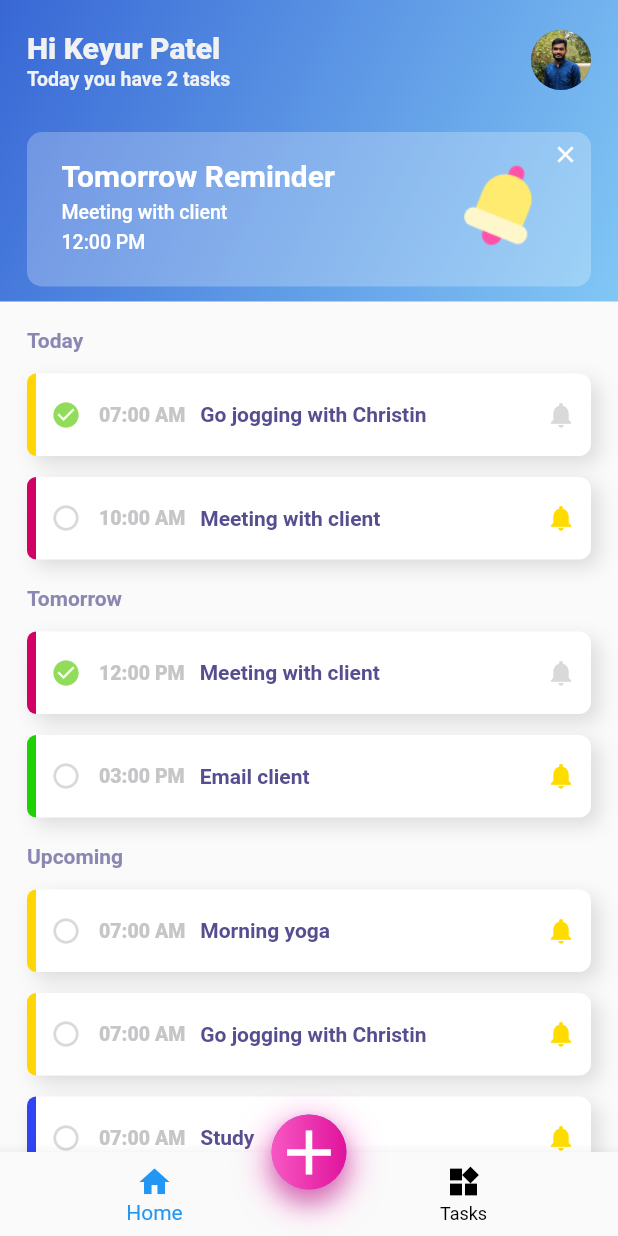
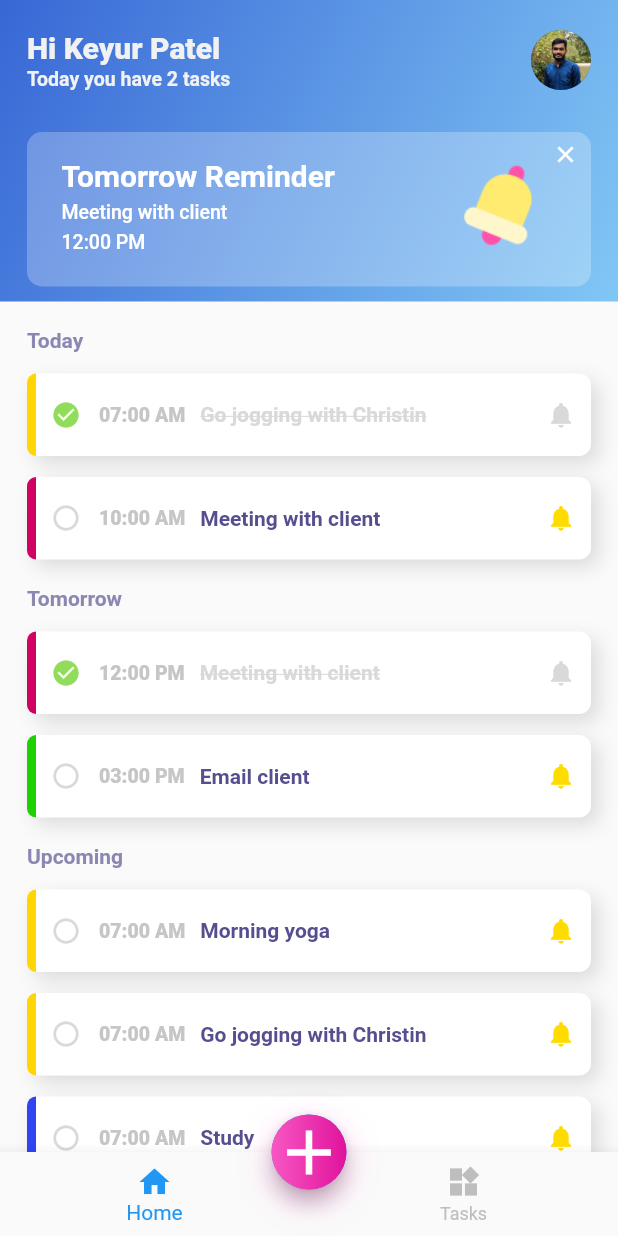
Before and after one commit to pkeyur18/TodoApplicationFlutter, a Flutter app: the HomeTasksPage screen opened by its route, on a phone screen of 412 x 824 dp. Run offline on Flutter 3.47's test engine with Material 2 defaults, Android fonts, the phone set to English and light mode, and no system bars; drawn by our look-alikes of flutter_slidable.

Commit message:
fixed height and width issues

```diff
--- a/lib/common/floating_button.dart
+++ b/lib/common/floating_button.dart
@@ -20,7 +20,7 @@ class CustomFloatingButton extends StatelessWidget {
             ),
             boxShadow: <BoxShadow>[
               BoxShadow(
-                color: Color(0xFFF456C3),
+                color: Color(0x50F456C3),
                 blurRadius: 20.0,
                 spreadRadius: 0.0,
                 offset: Offset(
--- a/lib/home/TodoTiles.dart
+++ b/lib/home/TodoTiles.dart
@@ -107,11 +107,18 @@ class _CustomTodoTileState extends State<CustomTodoTile> {
                         ),
                         child: Text(
                           widget.data.todoName,
-                          style: TextStyle(
-                            color: Color(0xFF554E8F),
-                            fontWeight: FontWeight.w700,
-                            fontSize: 14,
-                          ),
+                          style: widget.data.completed
+                              ? TextStyle(
+                                  color: Color(0xFFD9D9D9),
+                                  fontWeight: FontWeight.w700,
+                                  fontSize: 14,
+                                  decoration: TextDecoration.lineThrough,
+                                )
+                              : TextStyle(
+                                  color: Color(0xFF554E8F),
+                                  fontWeight: FontWeight.w700,
+                                  fontSize: 14,
+                                ),
                         ),
                       ),
                     ],
--- a/lib/home/home_page.dart
+++ b/lib/home/home_page.dart
@@ -386,7 +386,7 @@ class _HomeTasksPageState extends State<HomeTasksPage> {
   Widget _customBottomBar() {
     return BottomNavigationBar(
       selectedItemColor: Colors.blue,
-      unselectedItemColor: Colors.black,
+      unselectedItemColor: Color(0xFFBEBEBE),
       currentIndex: widget._selectedIndex,
       onTap: _onItemTaped,
       items: const <BottomNavigationBarItem>[
--- a/lib/home/task_tiles.dart
+++ b/lib/home/task_tiles.dart
@@ -15,8 +15,8 @@ class _TaskTilesState extends State<TaskTiles> {
   @override
   Widget build(BuildContext context) {
     return Container(
-      height: 180,
-      width: 175,
+      height: MediaQuery.of(context).size.height * 0.22,
+      width: MediaQuery.of(context).size.width * 0.44,
       decoration: BoxDecoration(
         borderRadius: BorderRadius.all(Radius.circular(8)),
         boxShadow: [
```
